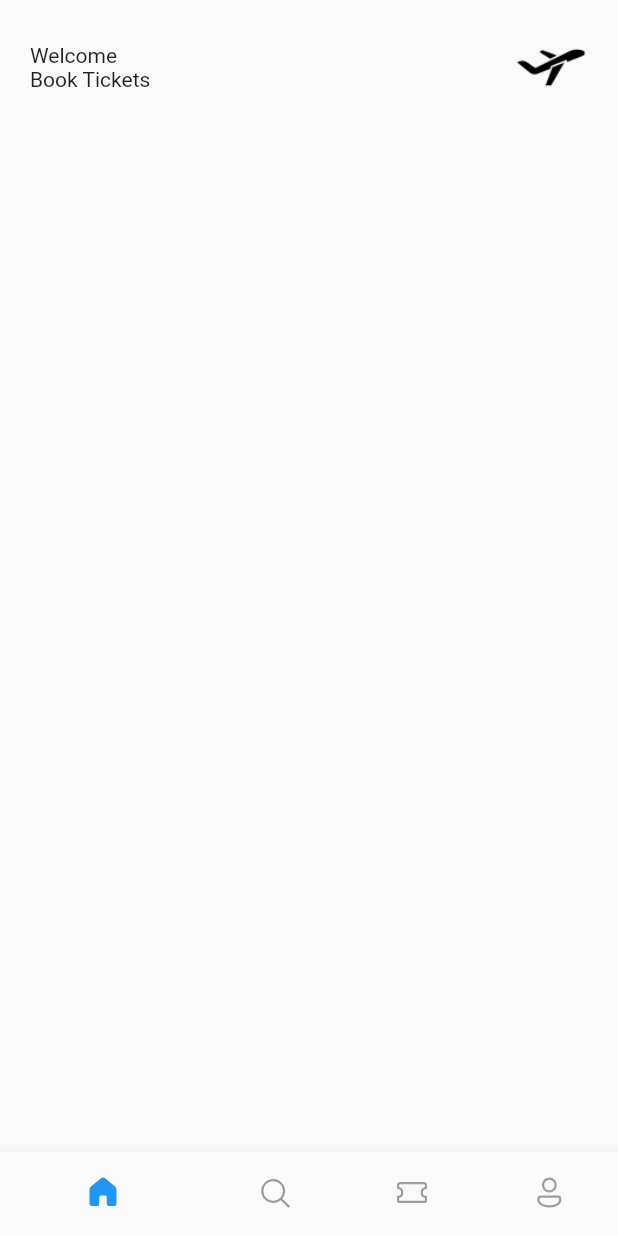
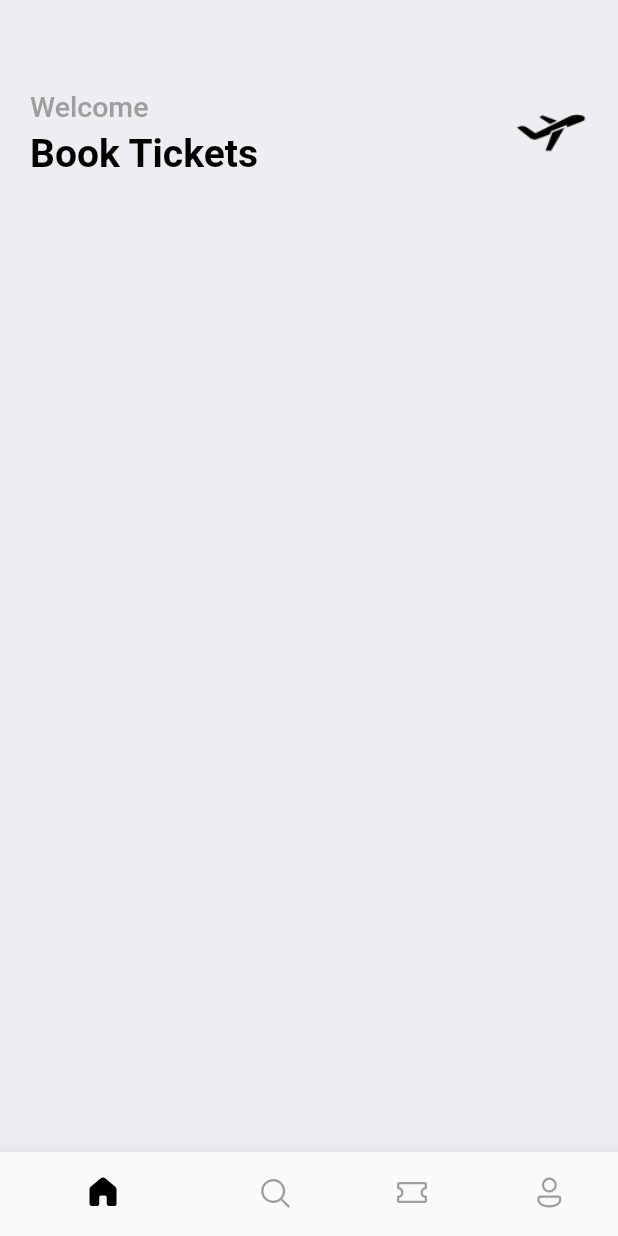
Before and after one commit to Thanwar/ticketApp, a Flutter app: the screen it shows after launch, on a phone screen of 412 x 824 dp. Run offline on Flutter 3.47's test engine with Material 2 defaults, Android fonts, the phone set to English and light mode, and no system bars; our stand-ins replace fluentui_icons.

Commit message:
added style class

```diff
--- a/ticketapp/lib/main.dart
+++ b/ticketapp/lib/main.dart
@@ -1,5 +1,6 @@
 import 'package:flutter/material.dart';
 import 'package:ticketapp/screens/home_page.dart';
+import 'package:ticketapp/utils/app_style.dart';
 
 void main() {
   runApp(const MyApp());
@@ -13,7 +14,7 @@ class MyApp extends StatelessWidget {
       debugShowCheckedModeBanner: false,
       title: 'Flutter Demo',
       theme: ThemeData(
-        primarySwatch: Colors.blue,
+        primaryColor: primary,
       ),
       home: const Home(),
     );
--- a/ticketapp/lib/screens/home_page.dart
+++ b/ticketapp/lib/screens/home_page.dart
@@ -1,6 +1,7 @@
 import 'package:fluentui_icons/fluentui_icons.dart';
 import 'package:flutter/material.dart';
 import 'package:ticketapp/screens/welcome_page.dart';
+import 'package:ticketapp/utils/app_style.dart';
 
 class Home extends StatefulWidget {
   const Home({super.key});
@@ -39,7 +40,7 @@ class _HomeState extends State<Home> {
         elevation: 10,
         showSelectedLabels: false,
         showUnselectedLabels: false,
-        selectedItemColor: Colors.blue,
+        selectedItemColor: Colors.black,
         unselectedItemColor: Colors.grey,
         items: const [
           BottomNavigationBarItem(
--- a/ticketapp/lib/screens/welcome_page.dart
+++ b/ticketapp/lib/screens/welcome_page.dart
@@ -1,4 +1,6 @@
 import 'package:flutter/material.dart';
+
+import '../utils/app_style.dart';
 
 class Welcome extends StatelessWidget {
   const Welcome({super.key});
@@ -6,21 +8,24 @@ class Welcome extends StatelessWidget {
   @override
   Widget build(BuildContext context) {
     return Scaffold(
+      backgroundColor: Styles.bgColor,
       body: ListView(
         children: [
           Container(
             padding: EdgeInsets.all(20),
             child: Column(
               children: [
+                SizedBox(height: 40,),
                 Row(
                   mainAxisAlignment: MainAxisAlignment.spaceBetween,
                   children: [
                     Container(
                       child: Column(
                         crossAxisAlignment: CrossAxisAlignment.start,
-                        children: const [
-                          Text("Welcome"),
-                          Text("Book Tickets"),
+                        children: [
+                          Text("Welcome", style: Styles.headLineStyle3,),
+                          SizedBox(height:5,),
+                          Text("Book Tickets", style: Styles.headLineStyle1,),
                         ],
                       ),
                     ),
--- /dev/null
+++ b/ticketapp/lib/utils/app_style.dart
@@ -0,0 +1,15 @@
+import 'package:flutter/material.dart';
+
+Color primary = const Color(0xFF687daf);
+
+class Styles{
+  static Color primaryColor = primary;
+  static Color textColor = Color.fromARGB(255, 0, 0, 0);
+  static Color bgColor = Color.fromARGB(255, 238, 237, 242);
+  static Color orangeColor = const Color(0xFF526799);
+  static TextStyle textStyle = TextStyle(fontSize: 16, color: textColor, fontWeight: FontWeight.w500);
+  static TextStyle headLineStyle1 = TextStyle(fontSize: 26, color: textColor, fontWeight: FontWeight.bold);
+  static TextStyle headLineStyle2 = TextStyle(fontSize: 21, color: textColor, fontWeight: FontWeight.bold);
+  static TextStyle headLineStyle3 = TextStyle(fontSize: 19, color: Colors.grey.shade500, fontWeight: FontWeight.w500);
+  static TextStyle headLineStyle4 = TextStyle(fontSize: 14, color: Colors.grey.shade500, fontWeight: FontWeight.w500);
+}
```
